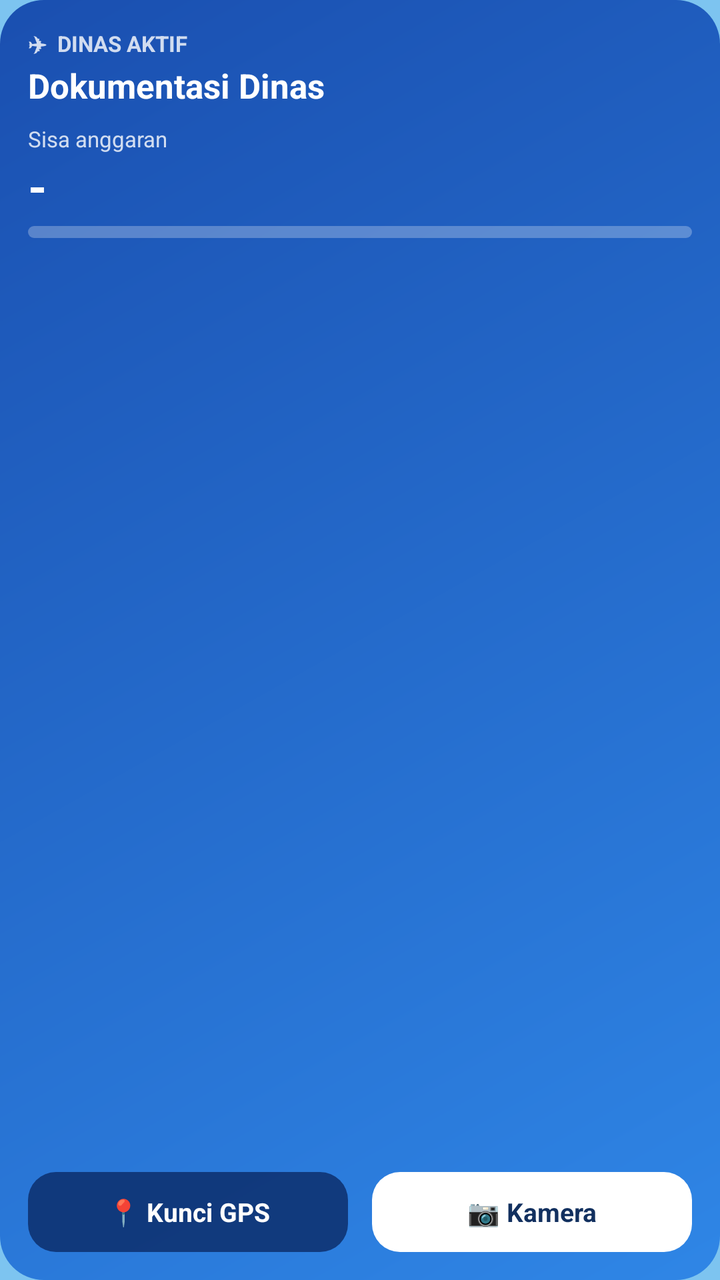
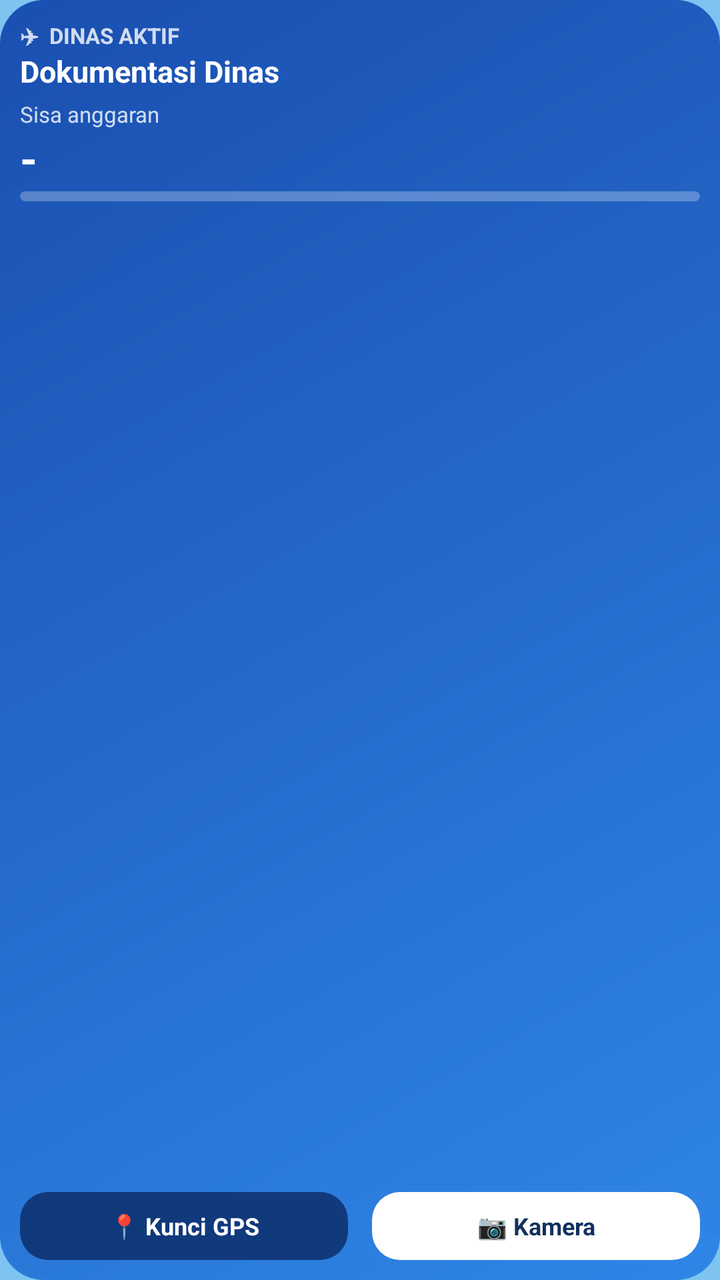

Before-and-after screenshots of an Android layout around one commit, followed by the original layout XML and the change that was made.
<!-- AndroidManifest.xml: application theme Theme.Dinas -->
<!-- res/layout/widget_dinas.xml -->
<?xml version="1.0" encoding="utf-8"?>
<LinearLayout xmlns:android="http://schemas.android.com/apk/res/android"
    android:id="@+id/w_root"
    android:layout_width="match_parent"
    android:layout_height="match_parent"
    android:background="@drawable/widget_bg"
    android:orientation="vertical"
    android:padding="14dp">

    <TextView
        android:id="@+id/w_label"
        android:layout_width="wrap_content"
        android:layout_height="wrap_content"
        android:text="✈  DINAS AKTIF"
        android:textColor="#CCFFFFFF"
        android:textSize="11sp"
        android:textStyle="bold" />

    <TextView
        android:id="@+id/w_nama"
        android:layout_width="match_parent"
        android:layout_height="wrap_content"
        android:layout_marginTop="2dp"
        android:ellipsize="end"
        android:maxLines="1"
        android:text="Dokumentasi Dinas"
        android:textColor="#FFFFFF"
        android:textSize="17sp"
        android:textStyle="bold" />

    <TextView
        android:id="@+id/w_sisa_label"
        android:layout_width="wrap_content"
        android:layout_height="wrap_content"
        android:layout_marginTop="8dp"
        android:text="Sisa anggaran"
        android:textColor="#CCFFFFFF"
        android:textSize="11sp" />

    <TextView
        android:id="@+id/w_sisa"
        android:layout_width="match_parent"
        android:layout_height="wrap_content"
        android:ellipsize="end"
        android:maxLines="1"
        android:text="-"
        android:textColor="#FFFFFF"
        android:textSize="24sp"
        android:textStyle="bold" />

    <ProgressBar
        android:id="@+id/w_bar"
        style="?android:attr/progressBarStyleHorizontal"
        android:layout_width="match_parent"
        android:layout_height="6dp"
        android:layout_marginTop="4dp"
        android:max="100"
        android:progress="0"
        android:progressDrawable="@drawable/widget_bar" />

    <TextView
        android:id="@+id/w_rinci"
        android:layout_width="match_parent"
        android:layout_height="wrap_content"
        android:layout_marginTop="4dp"
        android:ellipsize="end"
        android:maxLines="1"
        android:text=""
        android:textColor="#E6FFFFFF"
        android:textSize="11sp" />

    <LinearLayout
        android:layout_width="match_parent"
        android:layout_height="0dp"
        android:layout_marginTop="10dp"
        android:layout_weight="1"
        android:gravity="bottom"
        android:orientation="horizontal">

        <TextView
            android:id="@+id/w_gps"
            android:layout_width="0dp"
            android:layout_height="40dp"
            android:layout_marginEnd="6dp"
            android:layout_weight="1"
            android:background="@drawable/widget_btn_gelap"
            android:gravity="center"
            android:text="📍 Kunci GPS"
            android:textColor="#FFFFFF"
            android:textSize="13sp"
            android:textStyle="bold" />

        <TextView
            android:id="@+id/w_kamera"
            android:layout_width="0dp"
            android:layout_height="40dp"
            android:layout_marginStart="6dp"
            android:layout_weight="1"
            android:background="@drawable/widget_btn_terang"
            android:gravity="center"
            android:text="📷 Kamera"
            android:textColor="#12305F"
            android:textSize="13sp"
            android:textStyle="bold" />
    </LinearLayout>
</LinearLayout>
<!-- resources referenced by this layout -->
<resources>
  <!-- drawable widget_bar (drawable) -->
  <?xml version="1.0" encoding="utf-8"?>
  <layer-list xmlns:android="http://schemas.android.com/apk/res/android">
      <item android:id="@android:id/background">
          <shape android:shape="rectangle"><solid android:color="#44FFFFFF" /><corners android:radius="3dp" /></shape>
      </item>
      <item android:id="@android:id/progress">
          <clip><shape android:shape="rectangle"><solid android:color="#7CF0B5" /><corners android:radius="3dp" /></shape></clip>
      </item>
  </layer-list>
  <!-- drawable widget_bg (drawable) -->
  <?xml version="1.0" encoding="utf-8"?>
  <shape xmlns:android="http://schemas.android.com/apk/res/android" android:shape="rectangle">
      <gradient android:angle="315" android:startColor="#1A4FB0" android:endColor="#2F86E6" />
      <corners android:radius="22dp" />
  </shape>
  <!-- drawable widget_btn_gelap (drawable) -->
  <?xml version="1.0" encoding="utf-8"?>
  <shape xmlns:android="http://schemas.android.com/apk/res/android" android:shape="rectangle">
      <solid android:color="#CC0B2A66" />
      <corners android:radius="14dp" />
  </shape>
  <!-- drawable widget_btn_terang (drawable) -->
  <?xml version="1.0" encoding="utf-8"?>
  <shape xmlns:android="http://schemas.android.com/apk/res/android" android:shape="rectangle">
      <solid android:color="#FFFFFF" />
      <corners android:radius="14dp" />
  </shape>
  <style name="Theme.Dinas" parent="android:Theme.Material.Light.NoActionBar">
          <item name="android:windowBackground">#7DC4F0</item>
          <item name="android:statusBarColor">@android:color/transparent</item>
          <item name="android:navigationBarColor">@android:color/transparent</item>
      </style>
</resources>

<!-- the commit's change to res/layout/widget_dinas.xml (unified diff, before → after) -->
@@ -5,7 +5,7 @@
     android:layout_height="match_parent"
     android:background="@drawable/widget_bg"
     android:orientation="vertical"
-    android:padding="14dp">
+    android:padding="10dp">
 
     <TextView
         android:id="@+id/w_label"
@@ -20,19 +20,18 @@
         android:id="@+id/w_nama"
         android:layout_width="match_parent"
         android:layout_height="wrap_content"
-        android:layout_marginTop="2dp"
         android:ellipsize="end"
         android:maxLines="1"
         android:text="Dokumentasi Dinas"
         android:textColor="#FFFFFF"
-        android:textSize="17sp"
+        android:textSize="15sp"
         android:textStyle="bold" />
 
     <TextView
         android:id="@+id/w_sisa_label"
         android:layout_width="wrap_content"
         android:layout_height="wrap_content"
-        android:layout_marginTop="8dp"
+        android:layout_marginTop="4dp"
         android:text="Sisa anggaran"
         android:textColor="#CCFFFFFF"
         android:textSize="11sp" />
@@ -45,15 +44,15 @@
         android:maxLines="1"
         android:text="-"
         android:textColor="#FFFFFF"
-        android:textSize="24sp"
+        android:textSize="22sp"
         android:textStyle="bold" />
 
     <ProgressBar
         android:id="@+id/w_bar"
         style="?android:attr/progressBarStyleHorizontal"
         android:layout_width="match_parent"
-        android:layout_height="6dp"
-        android:layout_marginTop="4dp"
+        android:layout_height="5dp"
+        android:layout_marginTop="2dp"
         android:max="100"
         android:progress="0"
         android:progressDrawable="@drawable/widget_bar" />
@@ -62,17 +61,17 @@
         android:id="@+id/w_rinci"
         android:layout_width="match_parent"
         android:layout_height="wrap_content"
-        android:layout_marginTop="4dp"
+        android:layout_marginTop="2dp"
         android:ellipsize="end"
         android:maxLines="1"
         android:text=""
         android:textColor="#E6FFFFFF"
-        android:textSize="11sp" />
+        android:textSize="10sp" />
 
     <LinearLayout
         android:layout_width="match_parent"
         android:layout_height="0dp"
-        android:layout_marginTop="10dp"
+        android:layout_marginTop="6dp"
         android:layout_weight="1"
         android:gravity="bottom"
         android:orientation="horizontal">
@@ -80,27 +79,27 @@
         <TextView
             android:id="@+id/w_gps"
             android:layout_width="0dp"
-            android:layout_height="40dp"
+            android:layout_height="34dp"
             android:layout_marginEnd="6dp"
             android:layout_weight="1"
             android:background="@drawable/widget_btn_gelap"
             android:gravity="center"
             android:text="📍 Kunci GPS"
             android:textColor="#FFFFFF"
-            android:textSize="13sp"
+            android:textSize="12sp"
             android:textStyle="bold" />
 
         <TextView
             android:id="@+id/w_kamera"
             android:layout_width="0dp"
-            android:layout_height="40dp"
+            android:layout_height="34dp"
             android:layout_marginStart="6dp"
             android:layout_weight="1"
             android:background="@drawable/widget_btn_terang"
             android:gravity="center"
             android:text="📷 Kamera"
             android:textColor="#12305F"
-            android:textSize="13sp"
+            android:textSize="12sp"
             android:textStyle="bold" />
     </LinearLayout>
 </LinearLayout>
